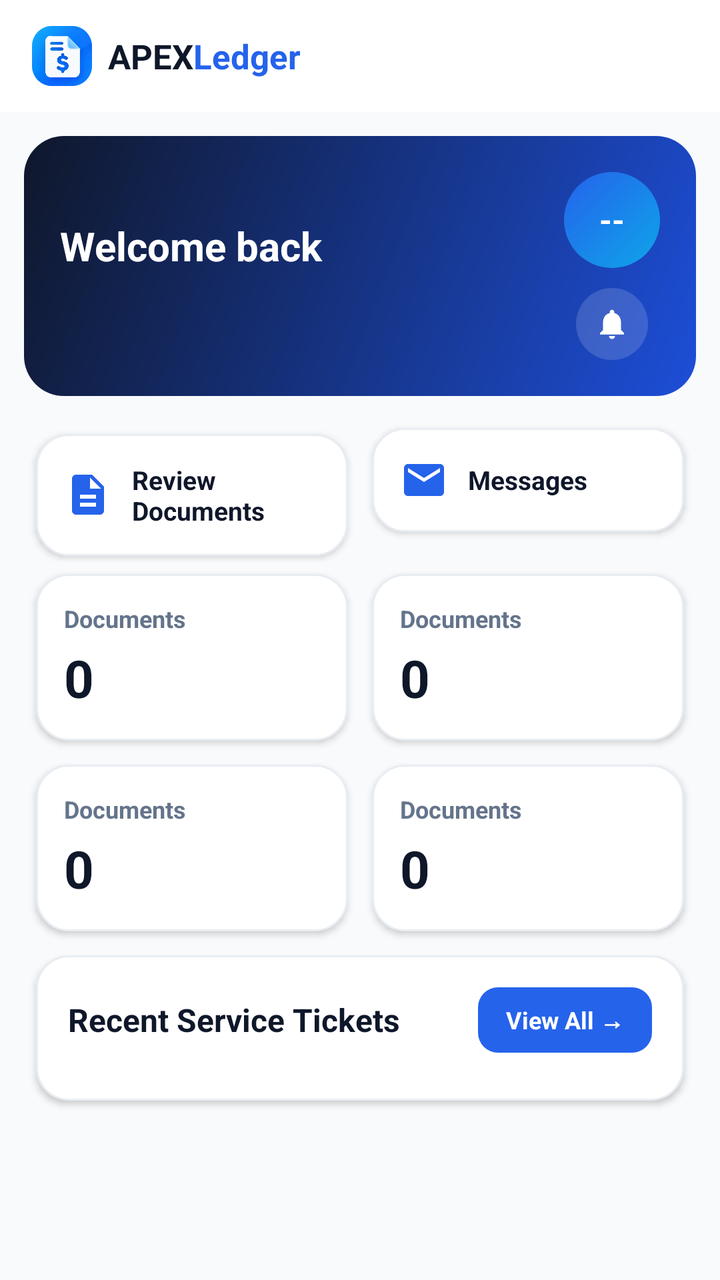
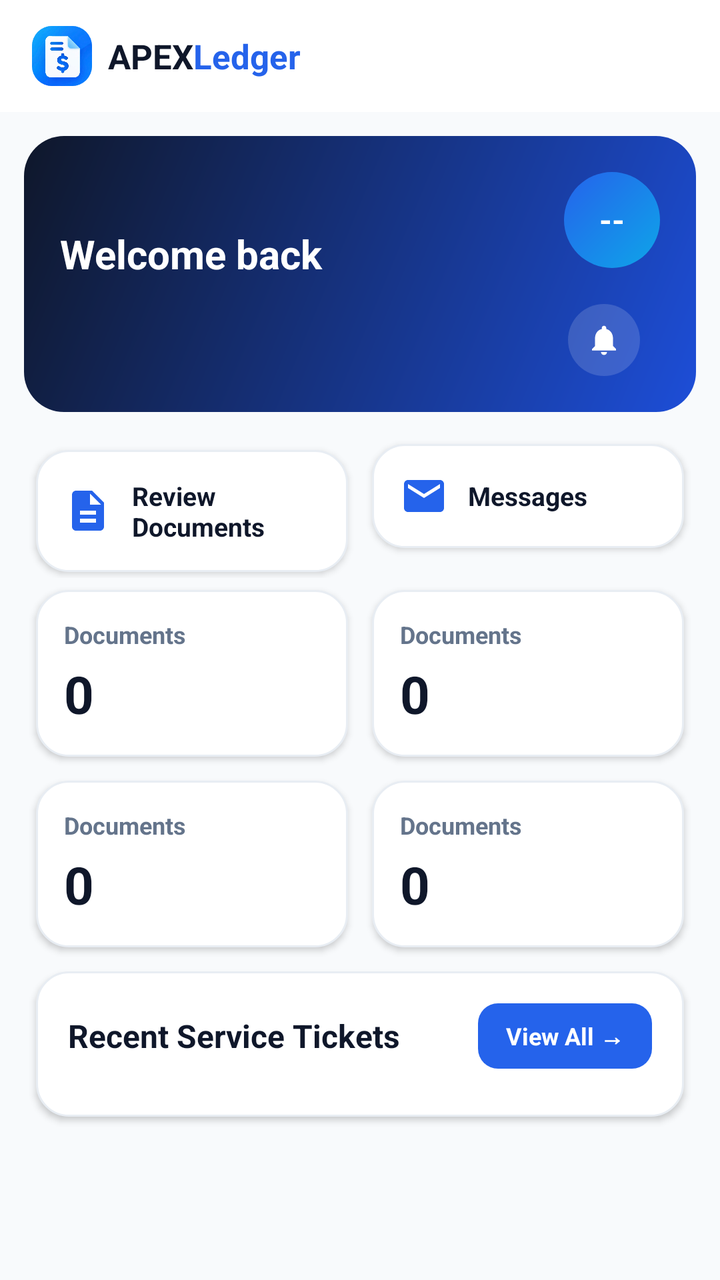

An Android layout rendered at two revisions. The XML below is the earlier revision; the diff shows what the commit changed to produce the second picture.
<!-- AndroidManifest.xml: application theme Theme.ApexLedger -->
<!-- res/layout/activity_staff_dashboard.xml -->
<?xml version="1.0" encoding="utf-8"?>
<androidx.drawerlayout.widget.DrawerLayout xmlns:android="http://schemas.android.com/apk/res/android"
    xmlns:app="http://schemas.android.com/apk/res-auto"
    android:id="@+id/drawerLayout"
    android:layout_width="match_parent"
    android:layout_height="match_parent">

    <LinearLayout
        android:layout_width="match_parent"
        android:layout_height="match_parent"
        android:orientation="vertical"
        android:background="@color/gray_50">

        <com.google.android.material.appbar.MaterialToolbar
            android:id="@+id/toolbar"
            android:layout_width="match_parent"
            android:layout_height="?attr/actionBarSize"
            android:background="@color/white"
            app:titleTextColor="@color/navy"
            app:title="">

            <LinearLayout
                android:layout_width="wrap_content"
                android:layout_height="match_parent"
                android:orientation="horizontal"
                android:gravity="center_vertical">

                <ImageView
                    android:layout_width="30dp"
                    android:layout_height="30dp"
                    android:src="@drawable/ic_logo"
                    android:background="@drawable/bg_brand_icon"
                    android:clipToOutline="true"
                    android:contentDescription="APEXLedger logo"
                    android:scaleType="centerCrop" />

                <TextView
                    android:layout_width="wrap_content"
                    android:layout_height="wrap_content"
                    android:text="APEX"
                    android:textColor="@color/navy"
                    android:textStyle="bold"
                    android:textSize="17sp"
                    android:layout_marginStart="8dp" />

                <TextView
                    android:layout_width="wrap_content"
                    android:layout_height="wrap_content"
                    android:text="Ledger"
                    android:textColor="@color/primary"
                    android:textStyle="bold"
                    android:textSize="17sp" />
            </LinearLayout>
        </com.google.android.material.appbar.MaterialToolbar>

        <ScrollView
            android:layout_width="match_parent"
            android:layout_height="match_parent">

            <LinearLayout
                android:layout_width="match_parent"
                android:layout_height="wrap_content"
                android:orientation="vertical"
                android:padding="12dp">

                
                <LinearLayout
                    android:layout_width="match_parent"
                    android:layout_height="wrap_content"
                    android:orientation="horizontal"
                    android:gravity="center_vertical"
                    android:background="@drawable/bg_banner_gradient"
                    android:padding="18dp"
                    android:layout_marginBottom="10dp">

                    <LinearLayout
                        android:layout_width="0dp"
                        android:layout_weight="1"
                        android:layout_height="wrap_content"
                        android:orientation="vertical">

                        <TextView
                            android:id="@+id/tvWelcome"
                            android:layout_width="wrap_content"
                            android:layout_height="wrap_content"
                            android:text="Welcome back"
                            android:textColor="@color/on_primary"
                            android:textStyle="bold"
                            android:textSize="20sp" />

                        <TextView
                            android:id="@+id/tvDate"
                            android:layout_width="wrap_content"
                            android:layout_height="wrap_content"
                            android:textColor="#CBD5E1"
                            android:textSize="12sp"
                            android:layout_marginTop="4dp" />

                        <TextView
                            android:id="@+id/tvDepartmentBadge"
                            android:layout_width="wrap_content"
                            android:layout_height="wrap_content"
                            android:text="Role"
                            android:textSize="11sp"
                            android:textStyle="bold"
                            android:textColor="@color/on_primary"
                            android:background="@drawable/bg_pill_translucent"
                            android:paddingHorizontal="10dp"
                            android:paddingVertical="4dp"
                            android:layout_marginTop="10dp"
                            android:visibility="gone" />
                    </LinearLayout>

                    <LinearLayout
                        android:layout_width="wrap_content"
                        android:layout_height="wrap_content"
                        android:orientation="vertical"
                        android:gravity="center_horizontal">

                        <TextView
                            android:id="@+id/tvAvatar"
                            android:layout_width="48dp"
                            android:layout_height="48dp"
                            android:gravity="center"
                            android:text="--"
                            android:textColor="@color/on_primary"
                            android:textStyle="bold"
                            android:textSize="16sp"
                            android:background="@drawable/bg_avatar_circle" />

                        <ImageView
                            android:id="@+id/btnNotifications"
                            android:layout_width="36dp"
                            android:layout_height="36dp"
                            android:gravity="center"
                            android:src="@drawable/ic_bell"
                            android:padding="9dp"
                            android:background="@drawable/bg_circle_translucent"
                            android:contentDescription="Notifications"
                            android:layout_marginTop="10dp" />
                    </LinearLayout>
                </LinearLayout>
                <include
                    layout="@layout/card_dash_section"
                    android:id="@+id/cardOverdueAlert"
                    android:layout_width="match_parent"
                    android:layout_height="wrap_content"
                    android:visibility="gone" />

                <include
                    layout="@layout/card_dash_section"
                    android:id="@+id/cardUnassigned"
                    android:layout_width="match_parent"
                    android:layout_height="wrap_content"
                    android:visibility="gone" />

                <include
                    layout="@layout/card_dash_section"
                    android:id="@+id/cardDueWeek"
                    android:layout_width="match_parent"
                    android:layout_height="wrap_content"
                    android:visibility="gone" />

                <LinearLayout
                    android:layout_width="match_parent"
                    android:layout_height="wrap_content"
                    android:orientation="horizontal">

                    <TextView
                        android:id="@+id/qaReview"
                        android:layout_width="0dp"
                        android:layout_weight="1"
                        android:layout_height="wrap_content"
                        android:layout_margin="6dp"
                        android:padding="14dp"
                        android:gravity="center_vertical"
                        android:text="Review Documents"
                        android:textColor="@color/navy"
                        android:textStyle="bold"
                        android:textSize="13sp"
                        android:drawableStart="@drawable/ic_stat_document"
                        android:drawableTint="@color/primary"
                        android:drawablePadding="10dp"
                        android:elevation="2dp"
                        android:background="@drawable/bg_card_soft" />
                    <TextView
                        android:id="@+id/qaMessages"
                        android:layout_width="0dp"
                        android:layout_weight="1"
                        android:layout_height="wrap_content"
                        android:layout_margin="6dp"
                        android:padding="14dp"
                        android:gravity="center_vertical"
                        android:text="Messages"
                        android:textColor="@color/navy"
                        android:textStyle="bold"
                        android:textSize="13sp"
                        android:drawableStart="@drawable/ic_stat_mail"
                        android:drawableTint="@color/primary"
                        android:drawablePadding="10dp"
                        android:elevation="2dp"
                        android:background="@drawable/bg_card_soft" />
                </LinearLayout>
                <LinearLayout
                    android:layout_width="match_parent"
                    android:layout_height="wrap_content"
                    android:orientation="horizontal">

                    <include layout="@layout/item_stat_card" android:id="@+id/statMyClients" />
                    <include layout="@layout/item_stat_card" android:id="@+id/statOpenTickets" />
                </LinearLayout>
                <LinearLayout
                    android:layout_width="match_parent"
                    android:layout_height="wrap_content"
                    android:orientation="horizontal">

                    <include layout="@layout/item_stat_card" android:id="@+id/statUnreadMessages" />
                    <include layout="@layout/item_stat_card" android:id="@+id/statOverdue" />
                </LinearLayout>

                <LinearLayout
                    android:layout_width="match_parent"
                    android:layout_height="wrap_content"
                    android:orientation="vertical"
                    android:background="@drawable/bg_card_soft"
                    android:elevation="2dp"
                    android:padding="16dp"
                    android:layout_margin="6dp"
                    android:layout_marginTop="12dp">

                    <LinearLayout
                        android:layout_width="match_parent"
                        android:layout_height="wrap_content"
                        android:orientation="horizontal"
                        android:gravity="center_vertical"
                        android:layout_marginBottom="8dp">

                        <TextView
                            android:layout_width="0dp"
                            android:layout_weight="1"
                            android:layout_height="wrap_content"
                            android:text="Recent Service Tickets"
                            android:textColor="@color/navy"
                            android:textStyle="bold"
                            android:textSize="16sp" />

                        <TextView
                            android:id="@+id/btnViewAllTickets"
                            android:layout_width="wrap_content"
                            android:layout_height="wrap_content"
                            android:text="View All →"
                            android:textColor="@color/on_primary"
                            android:textStyle="bold"
                            android:textSize="12sp"
                            android:background="@drawable/bg_button_primary_small"
                            android:paddingHorizontal="14dp"
                            android:paddingVertical="8dp" />
                    </LinearLayout>

                    <TextView
                        android:id="@+id/tvNoTickets"
                        android:layout_width="match_parent"
                        android:layout_height="wrap_content"
                        android:gravity="center"
                        android:padding="24dp"
                        android:text="No tickets yet. New client requests will appear here."
                        android:textColor="@color/gray_500"
                        android:textSize="13sp"
                        android:visibility="gone" />

                    <androidx.recyclerview.widget.RecyclerView
                        android:id="@+id/rvAllTickets"
                        android:layout_width="match_parent"
                        android:layout_height="wrap_content"
                        android:nestedScrollingEnabled="false" />
                </LinearLayout>

            </LinearLayout>
        </ScrollView>
    </LinearLayout>

    <com.google.android.material.navigation.NavigationView
        android:id="@+id/navigationView"
        android:layout_width="wrap_content"
        android:layout_height="match_parent"
        android:layout_gravity="start"
        android:background="@color/white"
        app:headerLayout="@layout/nav_header"
        app:itemTextColor="@color/nav_item_text"
        app:itemBackground="@drawable/bg_nav_item"
        app:itemIconTint="@null"
        app:menu="@menu/staff_drawer_menu" />

</androidx.drawerlayout.widget.DrawerLayout>
<!-- res/layout/card_dash_section.xml (included above) -->
<?xml version="1.0" encoding="utf-8"?>
<LinearLayout xmlns:android="http://schemas.android.com/apk/res/android"
    android:layout_width="match_parent"
    android:layout_height="wrap_content"
    android:orientation="vertical"
    android:background="@drawable/bg_card_soft"
    android:elevation="2dp"
    android:padding="16dp"
    android:layout_margin="6dp">

    <TextView
        android:id="@+id/tvSectionTitle"
        android:layout_width="wrap_content"
        android:layout_height="wrap_content"
        android:textColor="@color/navy"
        android:textStyle="bold"
        android:textSize="16sp" />

    <LinearLayout
        android:id="@+id/containerSection"
        android:layout_width="match_parent"
        android:layout_height="wrap_content"
        android:orientation="vertical"
        android:layout_marginTop="4dp" />
</LinearLayout>
<!-- res/layout/item_stat_card.xml (included above) -->
<?xml version="1.0" encoding="utf-8"?>
<LinearLayout xmlns:android="http://schemas.android.com/apk/res/android"
    android:layout_width="0dp"
    android:layout_height="wrap_content"
    android:layout_weight="1"
    android:layout_margin="6dp"
    android:orientation="horizontal"
    android:elevation="2dp"
    android:background="@drawable/bg_card_soft">

    <View
        android:id="@+id/statAccentBar"
        android:layout_width="4dp"
        android:layout_height="match_parent"
        android:visibility="gone"
        android:background="@color/primary" />

    <LinearLayout
        android:layout_width="0dp"
        android:layout_height="wrap_content"
        android:layout_weight="1"
        android:orientation="vertical"
        android:padding="14dp">

        <TextView
            android:id="@+id/tvStatLabel"
            android:layout_width="wrap_content"
            android:layout_height="wrap_content"
            android:text="Documents"
            android:textColor="@color/gray_500"
            android:textSize="12sp"
            android:textStyle="bold" />

        <TextView
            android:id="@+id/tvStatValue"
            android:layout_width="wrap_content"
            android:layout_height="wrap_content"
            android:text="0"
            android:textColor="@color/navy"
            android:textStyle="bold"
            android:textSize="26sp"
            android:layout_marginTop="4dp" />

    </LinearLayout>

    <ImageView
        android:id="@+id/tvStatIcon"
        android:layout_width="36dp"
        android:layout_height="36dp"
        android:padding="8dp"
        android:contentDescription="@null"
        android:layout_gravity="center_vertical"
        android:layout_marginEnd="12dp"
        android:visibility="gone" />
</LinearLayout>
<!-- res/layout/nav_header.xml (included above) -->
<?xml version="1.0" encoding="utf-8"?>
<LinearLayout xmlns:android="http://schemas.android.com/apk/res/android"
    android:layout_width="match_parent"
    android:layout_height="wrap_content"
    android:orientation="horizontal"
    android:gravity="center_vertical"
    android:background="@color/navy"
    android:padding="20dp">

    <ImageView
        android:layout_width="44dp"
        android:layout_height="44dp"
        android:src="@drawable/ic_logo"
        android:background="@drawable/bg_brand_icon"
        android:clipToOutline="true"
        android:contentDescription="APEXLedger logo"
        android:scaleType="centerCrop" />

    <LinearLayout
        android:layout_width="wrap_content"
        android:layout_height="wrap_content"
        android:orientation="vertical"
        android:layout_marginStart="12dp">

        <LinearLayout
            android:layout_width="wrap_content"
            android:layout_height="wrap_content"
            android:orientation="horizontal">
            <TextView android:layout_width="wrap_content" android:layout_height="wrap_content"
                android:text="APEX" android:textColor="@color/white"
                android:textStyle="bold" android:textSize="18sp" />
            <TextView android:layout_width="wrap_content" android:layout_height="wrap_content"
                android:text="Ledger" android:textColor="#60A5FA"
                android:textStyle="bold" android:textSize="18sp" />
        </LinearLayout>

        <TextView
            android:id="@+id/tvPortalLabel"
            android:layout_width="wrap_content"
            android:layout_height="wrap_content"
            android:text="CLIENT PORTAL"
            android:textColor="@color/gray_300"
            android:textSize="10sp"
            android:textStyle="bold" />
    </LinearLayout>
</LinearLayout>
<!-- resources referenced by this layout -->
<resources>
  <color name="gray_300">#CBD5E1</color>
  <color name="gray_50">#F8FAFC</color>
  <color name="gray_500">#64748B</color>
  <color name="navy">#0F172A</color>
  <color name="on_primary">#FFFFFF</color>
  <color name="primary">#2563EB</color>
  <color name="white">#FFFFFF</color>
  <!-- drawable bg_avatar_circle (drawable) -->
  <?xml version="1.0" encoding="utf-8"?>
  <shape xmlns:android="http://schemas.android.com/apk/res/android" android:shape="oval">
      <gradient android:angle="315" android:startColor="#2563EB" android:endColor="#0EA5E9" />
  </shape>
  <!-- drawable bg_banner_gradient (drawable) -->
  <?xml version="1.0" encoding="utf-8"?>
  <shape xmlns:android="http://schemas.android.com/apk/res/android" android:shape="rectangle">
      <gradient android:angle="315" android:startColor="#0F172A" android:endColor="#1D4ED8" />
      <corners android:radius="20dp" />
  </shape>
  <!-- drawable bg_brand_icon (drawable) -->
  <?xml version="1.0" encoding="utf-8"?>
  <shape xmlns:android="http://schemas.android.com/apk/res/android"
      android:shape="rectangle">
      <corners android:radius="10dp" />
      <gradient
          android:angle="45"
          android:startColor="@color/primary"
          android:endColor="@color/cyan" />
  </shape>
  <!-- drawable bg_button_primary_small (drawable) -->
  <?xml version="1.0" encoding="utf-8"?>
  <shape xmlns:android="http://schemas.android.com/apk/res/android" android:shape="rectangle">
      <corners android:radius="10dp" />
      <solid android:color="#2563EB" />
  </shape>
  <!-- drawable bg_card_soft (drawable) -->
  <?xml version="1.0" encoding="utf-8"?>
  <shape xmlns:android="http://schemas.android.com/apk/res/android" android:shape="rectangle">
      <corners android:radius="16dp" />
      <solid android:color="@color/white" />
      <stroke android:width="1dp" android:color="@color/card_stroke" />
  </shape>
  <!-- drawable bg_circle_translucent (drawable) -->
  <?xml version="1.0" encoding="utf-8"?>
  <shape xmlns:android="http://schemas.android.com/apk/res/android" android:shape="oval">
      <solid android:color="#26FFFFFF" />
  </shape>
  <!-- drawable bg_pill_translucent (drawable) -->
  <?xml version="1.0" encoding="utf-8"?>
  <shape xmlns:android="http://schemas.android.com/apk/res/android" android:shape="rectangle">
      <corners android:radius="20dp" />
      <solid android:color="#33FFFFFF" />
  </shape>
  <!-- drawable ic_stat_mail (drawable) -->
  <?xml version="1.0" encoding="utf-8"?>
  <vector xmlns:android="http://schemas.android.com/apk/res/android"
      android:width="24dp" android:height="24dp"
      android:viewportWidth="24" android:viewportHeight="24">
      <path android:fillColor="#FFFFFFFF" android:pathData="M20,4H4c-1.1,0 -1.99,0.9 -1.99,2L2,18c0,1.1 0.9,2 2,2h16c1.1,0 2,-0.9 2,-2V6c0,-1.1 -0.9,-2 -2,-2zM20,8l-8,5 -8,-5V6l8,5 8,-5v2z" />
  </vector>
  <style name="Theme.ApexLedger" parent="Theme.MaterialComponents.DayNight.NoActionBar">
          <item name="colorPrimary">@color/primary</item>
          <item name="colorPrimaryDark">@color/primary_dark</item>
          <item name="colorAccent">@color/success</item>
          <item name="android:windowBackground">@color/background</item>
          <item name="android:statusBarColor">@color/status_bar</item>
          <item name="android:navigationBarColor">@color/white</item>
      </style>
  <color name="cyan">#0EA5E9</color>
  <color name="card_stroke">#E8EDF3</color>
  <color name="primary_dark">#1D4ED8</color>
  <color name="success">#16A34A</color>
  <color name="background">@color/gray_50</color>
  <color name="status_bar">#0F172A</color>
  <!-- unchanged entries left out for length: 4 -->
</resources>

<!-- the commit's change to res/layout/activity_staff_dashboard.xml (unified diff, before → after) -->
@@ -128,16 +128,36 @@
                             android:textSize="16sp"
                             android:background="@drawable/bg_avatar_circle" />
 
-                        <ImageView
-                            android:id="@+id/btnNotifications"
-                            android:layout_width="36dp"
-                            android:layout_height="36dp"
-                            android:gravity="center"
-                            android:src="@drawable/ic_bell"
-                            android:padding="9dp"
-                            android:background="@drawable/bg_circle_translucent"
-                            android:contentDescription="Notifications"
-                            android:layout_marginTop="10dp" />
+                        <FrameLayout
+                            android:layout_width="44dp"
+                            android:layout_height="44dp"
+                            android:layout_marginTop="10dp">
+
+                            <ImageView
+                                android:id="@+id/btnNotifications"
+                                android:layout_width="36dp"
+                                android:layout_height="36dp"
+                                android:layout_gravity="bottom|start"
+                                android:src="@drawable/ic_bell"
+                                android:padding="9dp"
+                                android:background="@drawable/bg_circle_translucent"
+                                android:contentDescription="Notifications" />
+
+                            <TextView
+                                android:id="@+id/tvBellBadge"
+                                android:layout_width="wrap_content"
+                                android:layout_height="20dp"
+                                android:minWidth="20dp"
+                                android:layout_gravity="top|end"
+                                android:gravity="center"
+                                android:paddingHorizontal="5dp"
+                                android:text="0"
+                                android:textColor="#FFFFFF"
+                                android:textStyle="bold"
+                                android:textSize="10sp"
+                                android:background="@drawable/bg_badge_red"
+                                android:visibility="gone" />
+                        </FrameLayout>
                     </LinearLayout>
                 </LinearLayout>
                 <include
<!-- resource entries referenced after the edit -->
@@ -11,6 +11,12 @@
   <?xml version="1.0" encoding="utf-8"?>
   <shape xmlns:android="http://schemas.android.com/apk/res/android" android:shape="oval">
       <gradient android:angle="315" android:startColor="#2563EB" android:endColor="#0EA5E9" />
+  </shape>
+  <!-- drawable bg_badge_red (drawable) -->
+  <?xml version="1.0" encoding="utf-8"?>
+  <shape xmlns:android="http://schemas.android.com/apk/res/android" android:shape="oval">
+      <solid android:color="#EF4444" />
+      <stroke android:width="2dp" android:color="#FFFFFF" />
   </shape>
   <!-- drawable bg_banner_gradient (drawable) -->
   <?xml version="1.0" encoding="utf-8"?>
@@ -61,6 +67,7 @@
   </vector>
   <style name="Theme.ApexLedger" parent="Theme.MaterialComponents.DayNight.NoActionBar">
           <item name="colorPrimary">@color/primary</item>
+          <item name="colorOnPrimary">@color/on_primary</item>
           <item name="colorPrimaryDark">@color/primary_dark</item>
           <item name="colorAccent">@color/success</item>
           <item name="android:windowBackground">@color/background</item>
